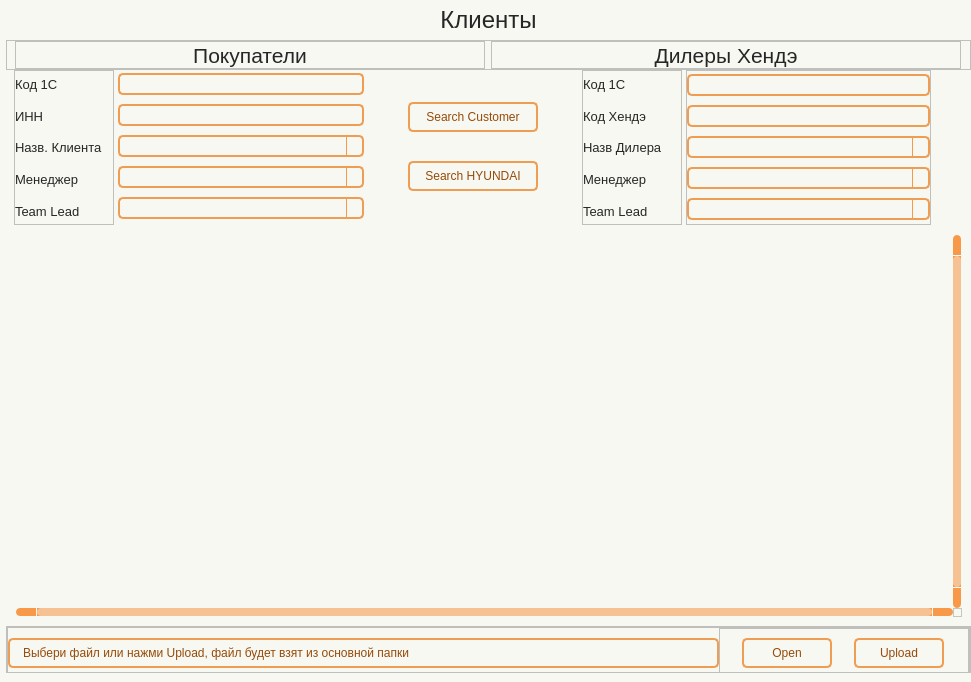
Before: the Qt Designer form wind/pages/customers.ui in Masik84/Daily_Report_QT, drawn with Qt 5.
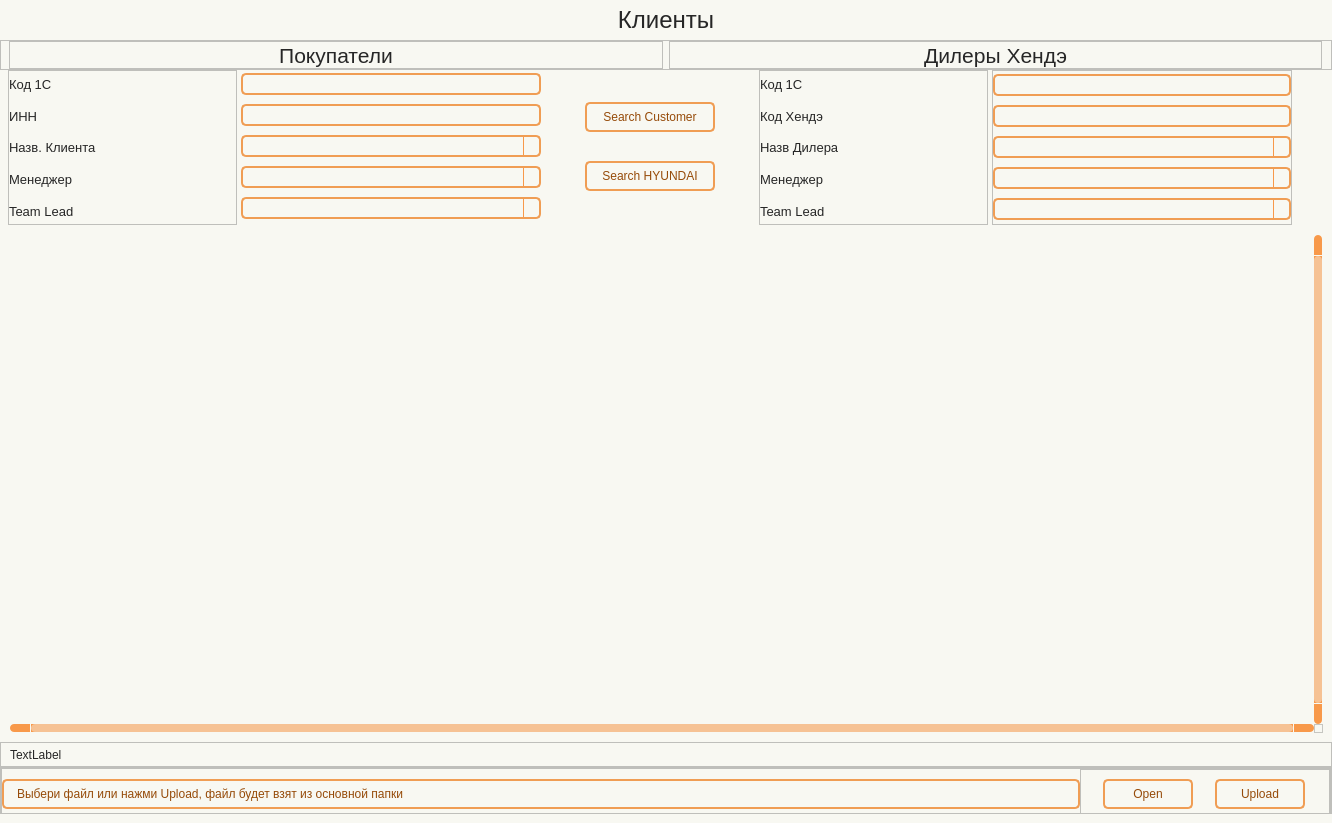
After: the same form once the commit is applied. Icons and pictures are not drawn.

What changed in the file:
```diff
--- a/wind/pages/customers.ui
+++ b/wind/pages/customers.ui
@@ -6,8 +6,8 @@
    <rect>
     <x>0</x>
     <y>0</y>
-    <width>971</width>
-    <height>682</height>
+    <width>1332</width>
+    <height>823</height>
    </rect>
   </property>
   <property name="minimumSize">
@@ -406,6 +406,9 @@
 </string>
   </property>
   <layout class="QHBoxLayout" name="horizontalLayout">
+   <property name="spacing">
+    <number>0</number>
+   </property>
    <property name="leftMargin">
     <number>0</number>
    </property>
@@ -430,7 +433,7 @@
        <number>0</number>
       </property>
       <property name="leftMargin">
-       <number>6</number>
+       <number>0</number>
       </property>
       <property name="topMargin">
        <number>0</number>
@@ -1264,6 +1267,40 @@
         </attribute>
        </widget>
       </item>
+      <item>
+       <widget class="QFrame" name="frame_11">
+        <property name="minimumSize">
+         <size>
+          <width>0</width>
+          <height>25</height>
+         </size>
+        </property>
+        <property name="frameShape">
+         <enum>QFrame::Shape::StyledPanel</enum>
+        </property>
+        <property name="frameShadow">
+         <enum>QFrame::Shadow::Raised</enum>
+        </property>
+        <layout class="QHBoxLayout" name="horizontalLayout_8">
+         <property name="spacing">
+          <number>0</number>
+         </property>
+         <property name="topMargin">
+          <number>0</number>
+         </property>
+         <property name="bottomMargin">
+          <number>0</number>
+         </property>
+         <item>
+          <widget class="QLabel" name="label_msg">
+           <property name="text">
+            <string>TextLabel</string>
+           </property>
+          </widget>
+         </item>
+        </layout>
+       </widget>
+      </item>
       <item>
        <widget class="QFrame" name="frame_Update">
         <property name="frameShape">
```
